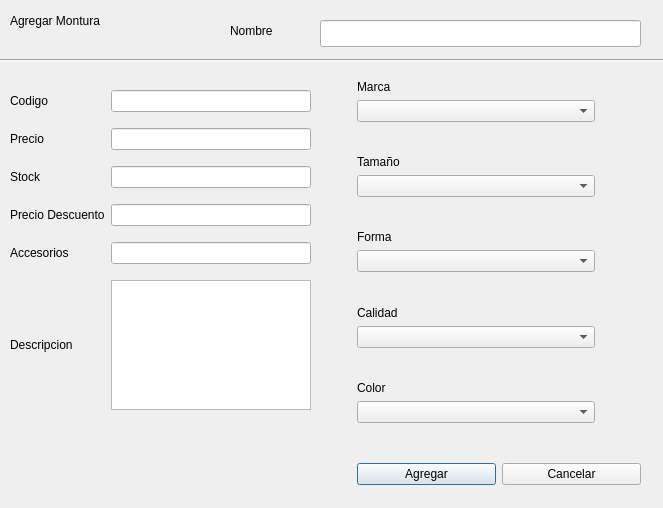
Old version of the form ui_producto_agregar_montura.ui in the repository benArambide/ProyFinal-IS2.
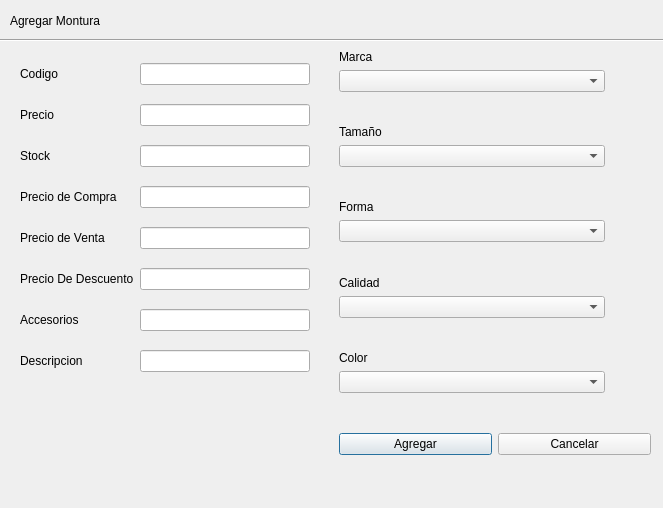
New version of the form. Icons and pictures are not drawn. Custom widgets are drawn as their Qt base class.

What changed in the file:
```diff
--- a/ui_producto_agregar_montura.ui
+++ b/ui_producto_agregar_montura.ui
@@ -38,34 +38,11 @@
     <string>Agregar Montura</string>
    </property>
   </widget>
-  <widget class="QLineEdit" name="lineEdit_nombre">
-   <property name="geometry">
-    <rect>
-     <x>320</x>
-     <y>20</y>
-     <width>321</width>
-     <height>27</height>
-    </rect>
-   </property>
-  </widget>
-  <widget class="QLabel" name="label_12">
-   <property name="geometry">
-    <rect>
-     <x>230</x>
-     <y>10</y>
-     <width>71</width>
-     <height>41</height>
-    </rect>
-   </property>
-   <property name="text">
-    <string>Nombre</string>
-   </property>
-  </widget>
   <widget class="QWidget" name="gridLayoutWidget_2">
    <property name="geometry">
     <rect>
-     <x>10</x>
-     <y>80</y>
+     <x>20</x>
+     <y>50</y>
      <width>631</width>
      <height>405</height>
     </rect>
@@ -73,48 +50,39 @@
    <layout class="QGridLayout" name="gridLayout_2">
     <item row="0" column="2">
      <layout class="QGridLayout" name="gridLayout">
-      <item row="5" column="0">
+      <item row="8" column="0">
        <widget class="QLabel" name="label_3">
         <property name="text">
          <string>Descripcion</string>
         </property>
        </widget>
       </item>
-      <item row="5" column="1">
-       <widget class="QPlainTextEdit" name="plainTextEdit_descripcion">
-        <property name="sizePolicy">
-         <sizepolicy hsizetype="Expanding" vsizetype="MinimumExpanding">
-          <horstretch>0</horstretch>
-          <verstretch>0</verstretch>
-         </sizepolicy>
-        </property>
-        <property name="maximumSize">
-         <size>
-          <width>200</width>
-          <height>130</height>
-         </size>
-        </property>
-       </widget>
-      </item>
-      <item row="4" column="0">
+      <item row="7" column="0">
        <widget class="QLabel" name="label_6">
         <property name="text">
          <string>Accesorios</string>
         </property>
        </widget>
       </item>
-      <item row="4" column="1">
+      <item row="7" column="1">
        <widget class="QLineEdit" name="lineEdit_accesorios"/>
       </item>
-      <item row="3" column="0">
+      <item row="5" column="0">
        <widget class="QLabel" name="label_7">
         <property name="text">
-         <string>Precio Descuento</string>
+         <string>Precio De Descuento</string>
         </property>
        </widget>
       </item>
-      <item row="3" column="1">
-       <widget class="QLineEdit" name="lineEdit_p_descuento"/>
+      <item row="5" column="1">
+       <widget class="QLineEdit" name="lineEdit_p_descuento">
+        <property name="minimumSize">
+         <size>
+          <width>170</width>
+          <height>0</height>
+         </size>
+        </property>
+       </widget>
       </item>
       <item row="2" column="0">
        <widget class="QLabel" name="label_4">
@@ -146,19 +114,42 @@
       <item row="0" column="1">
        <widget class="QLineEdit" name="lineEdit_codigo"/>
       </item>
-      <item row="5" column="2">
+      <item row="8" column="2">
        <spacer name="horizontalSpacer">
         <property name="orientation">
          <enum>Qt::Horizontal</enum>
         </property>
         <property name="sizeHint" stdset="0">
          <size>
-          <width>40</width>
+          <width>20</width>
           <height>20</height>
          </size>
         </property>
        </spacer>
       </item>
+      <item row="8" column="1">
+       <widget class="QLineEdit" name="lineEdit_accesorios_2"/>
+      </item>
+      <item row="4" column="0">
+       <widget class="QLabel" name="label_12">
+        <property name="text">
+         <string>Precio de Venta</string>
+        </property>
+       </widget>
+      </item>
+      <item row="4" column="1">
+       <widget class="QLineEdit" name="lineEdit_accesorios_3"/>
+      </item>
+      <item row="3" column="0">
+       <widget class="QLabel" name="label_13">
+        <property name="text">
+         <string>Precio de Compra</string>
+        </property>
+       </widget>
+      </item>
+      <item row="3" column="1">
+       <widget class="QLineEdit" name="lineEdit_accesorios_4"/>
+      </item>
      </layout>
     </item>
     <item row="0" column="3">
@@ -543,7 +534,7 @@
    <property name="geometry">
     <rect>
      <x>0</x>
-     <y>50</y>
+     <y>30</y>
      <width>741</width>
      <height>21</height>
     </rect>
```
